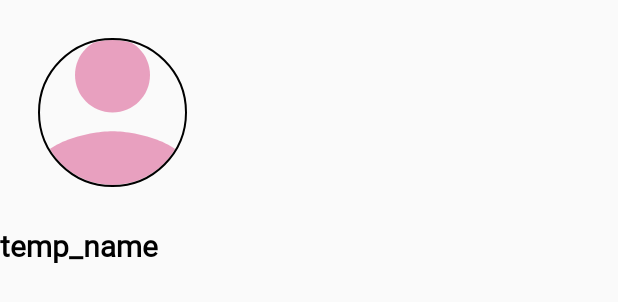
After one commit to editadiary/bapmuksa, an Android app: the layout home_contact_fragment.xml on its own in the app's theme, with its tools: preview values and no code run, on a phone screen of 412 x 824 dp. The commit adds this screen. Shown: the top 302 px of the screen. Run offline under Robolectric (Android 15) with nearby library versions, the phone set to English and light mode, and no system bars.

Commit message:
Edit Home Fragment

```diff
--- a/app/src/main/res/layout/activity_home.xml
+++ b/app/src/main/res/layout/activity_home.xml
@@ -24,7 +24,10 @@
         android:layout_width="match_parent"
         android:layout_height="wrap_content"
         android:scrollbars="vertical"
+        android:layout_marginHorizontal="20dp"
         app:layout_constrainedHeight="true"
+        app:layout_constraintStart_toStartOf="parent"
+        app:layout_constraintEnd_toEndOf="parent"
         app:layout_constraintTop_toBottomOf="@id/top_fragment"
         app:layout_constraintBottom_toTopOf="@id/TabFragment"
         app:layout_constraintVertical_bias="0"
--- /dev/null
+++ b/app/src/main/res/layout/home_contact_fragment.xml
@@ -0,0 +1,41 @@
+<?xml version="1.0" encoding="utf-8"?>
+<androidx.constraintlayout.widget.ConstraintLayout xmlns:android="http://schemas.android.com/apk/res/android"
+    xmlns:app="http://schemas.android.com/apk/res-auto"
+    xmlns:tools="http://schemas.android.com/tools"
+    android:layout_width="match_parent"
+    android:layout_height="wrap_content"
+    android:fontFamily="@font/binggrae"
+    >
+
+    <RelativeLayout
+        android:layout_width="150dp"
+        android:layout_height="wrap_content"
+        tools:ignore="MissingConstraints">
+
+        <de.hdodenhof.circleimageview.CircleImageView
+            android:id="@+id/profileImage"
+            android:layout_width="match_parent"
+            android:layout_height="150dp"
+            android:src="@drawable/ic_person"
+            android:paddingHorizontal="25dp"
+            app:civ_border_overlay="true"
+            app:civ_border_width="1dp"
+            app:civ_border_color="#000000"
+            app:layout_constraintTop_toTopOf="parent"
+            />
+
+        <TextView
+            android:id="@+id/contact_item_name"
+            android:layout_width="match_parent"
+            android:layout_height="40dp"
+            android:layout_below="@id/profileImage"
+            android:text="@string/temp_name"
+            android:textColor="@color/black"
+            android:textSize="20sp"
+            android:textStyle="bold"
+            android:fontFamily="@font/binggrae"
+            />
+    </RelativeLayout>
+
+
+</androidx.constraintlayout.widget.ConstraintLayout>
```
Also changed, not shown: app/src/main/java/com/example/myapplication/Home/HomeActivity.java (+6 -6 lines), app/src/main/java/com/example/myapplication/Home/HomeContactAdapter.java (added, +65 -0 lines).
